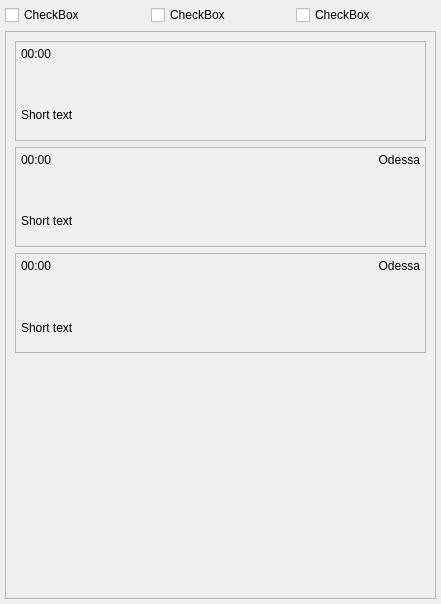
First picture: the form in MsgFrame.ui, repository Spectre944/CustomControlElementsQtExample, before the edit.
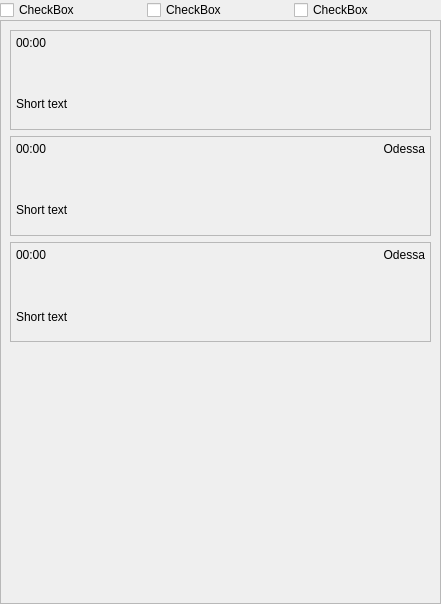
Second picture: the form after the edit.

What changed in the file:
```diff
--- a/MsgFrame.ui
+++ b/MsgFrame.ui
@@ -15,16 +15,19 @@
   </property>
   <layout class="QGridLayout" name="gridLayout_2">
    <property name="leftMargin">
-    <number>5</number>
+    <number>0</number>
    </property>
    <property name="topMargin">
-    <number>5</number>
+    <number>0</number>
    </property>
    <property name="rightMargin">
-    <number>5</number>
+    <number>0</number>
    </property>
    <property name="bottomMargin">
-    <number>5</number>
+    <number>0</number>
+   </property>
+   <property name="spacing">
+    <number>0</number>
    </property>
    <item row="0" column="0">
     <widget class="QCheckBox" name="checkBox">
@@ -57,8 +60,8 @@
        <rect>
         <x>0</x>
         <y>0</y>
-        <width>429</width>
-        <height>564</height>
+        <width>439</width>
+        <height>580</height>
        </rect>
       </property>
       <layout class="QVBoxLayout" name="verticalLayout">
```
